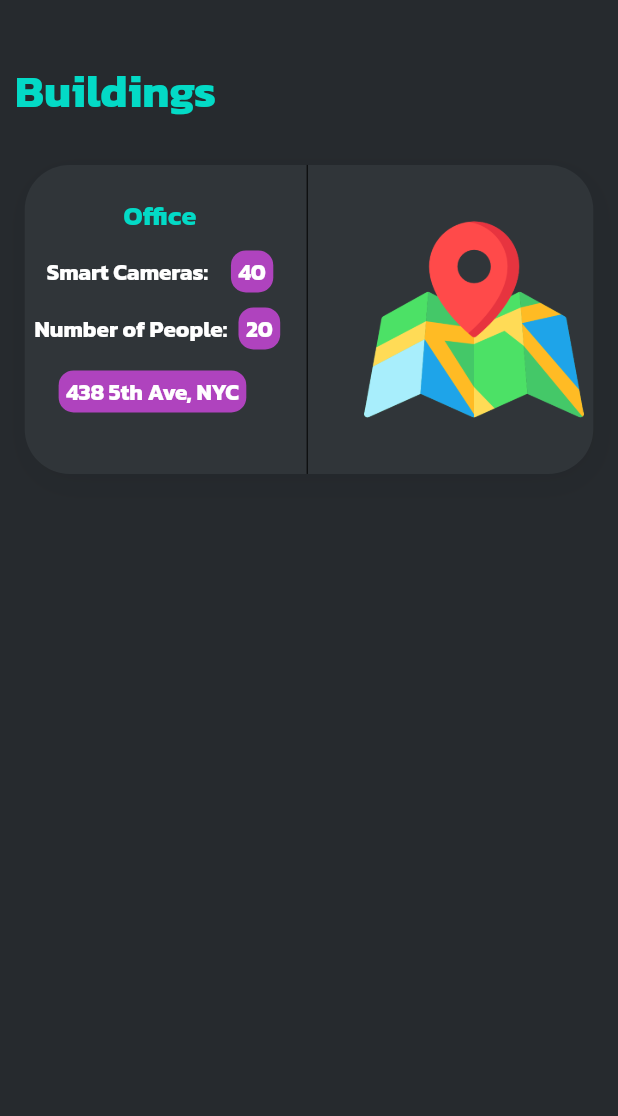
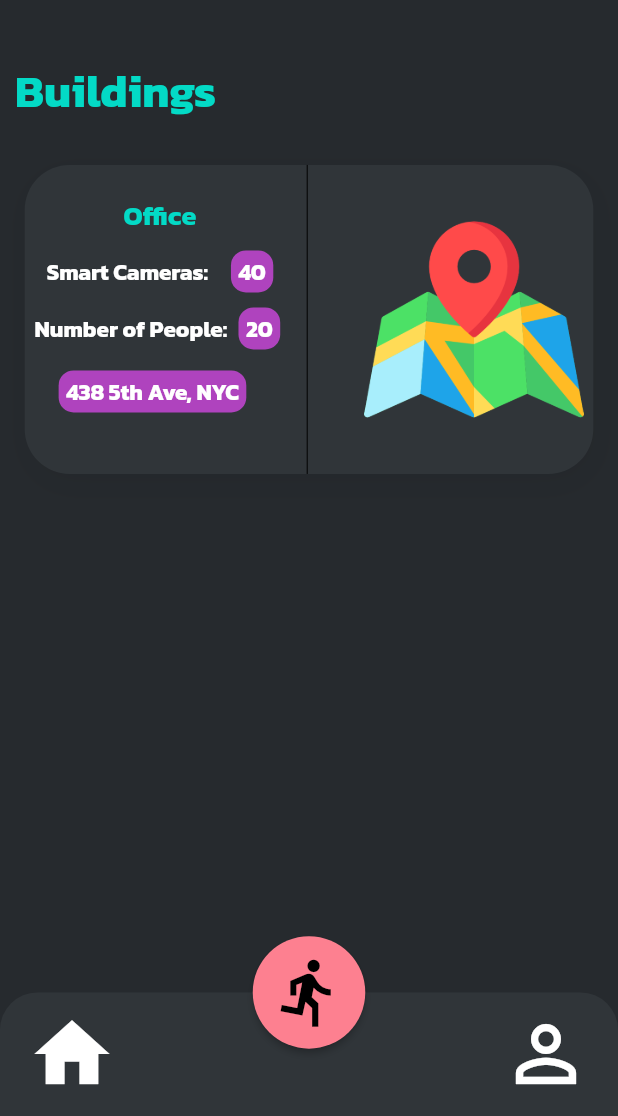
Before and after one commit to Hub-Varith/GuideAndVacuate, a Flutter app: the screen it shows after launch, on a phone screen of 412 x 824 dp, the part 120-1236 px from its top. Run offline on Flutter 3.47's test engine with Material 2 defaults, Android fonts, the phone set to English and light mode, and no system bars; our stand-ins replace google_fonts.

```diff
--- a/lib/Screens/HomeScreen.dart
+++ b/lib/Screens/HomeScreen.dart
@@ -1,11 +1,8 @@
-import 'package:Vacuate/Custom/highlightedText.dart';
+import 'package:Vacuate/Custom/BottomNavBar.dart';
 import 'package:flutter/material.dart';
 import 'package:Vacuate/constants.dart';
 import 'package:Vacuate/Custom/page_title.dart';
 import 'package:Vacuate/Widgets/BuildingsListView.dart';
-
-import '../Custom/custom_card.dart';
-import '../constants.dart';
 import '../constants.dart';
 
 class HomeScreen extends StatefulWidget {
@@ -47,6 +44,18 @@ class _HomeScreenState extends State<HomeScreen> {
           ),
         ),
       ),
+      floatingActionButtonLocation: FloatingActionButtonLocation.centerDocked,
+      floatingActionButton: Container(
+        height: 75,
+        width: 75,
+        child: RawMaterialButton(
+          shape: CircleBorder(),
+          fillColor: pinkishColor,
+          child: Icon(Icons.directions_run, color: Colors.black, size: 50),
+          onPressed: () {},
+        ),
+      ),
+      bottomNavigationBar: BottomNavBar(),
     );
   }
 }
```
